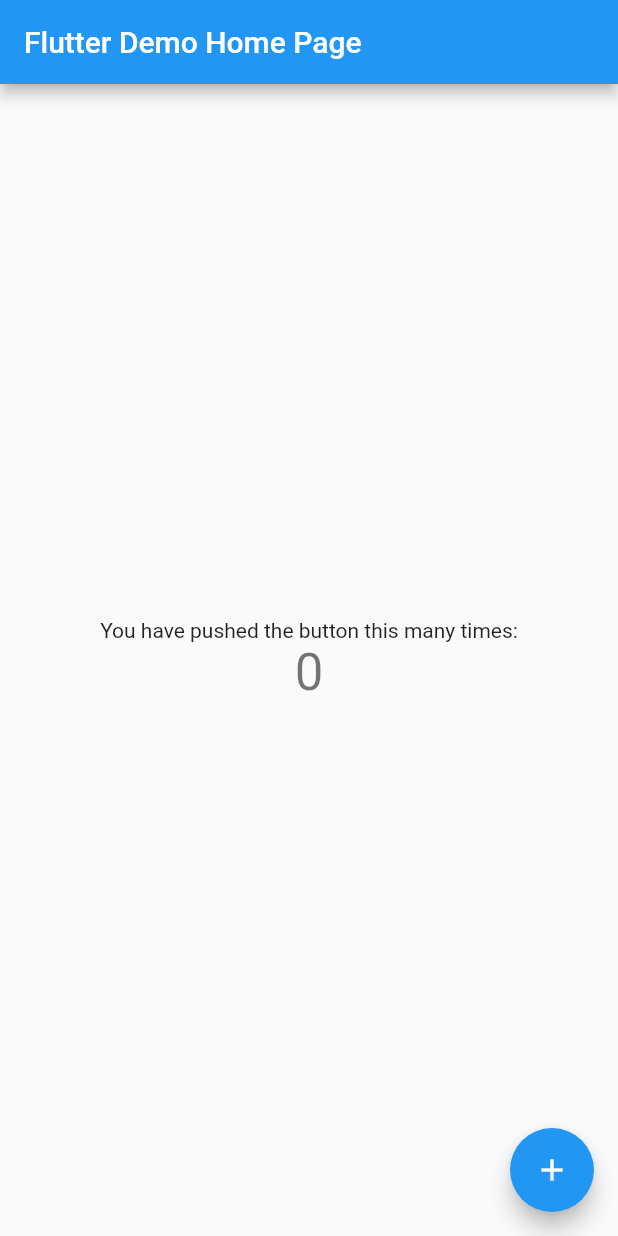
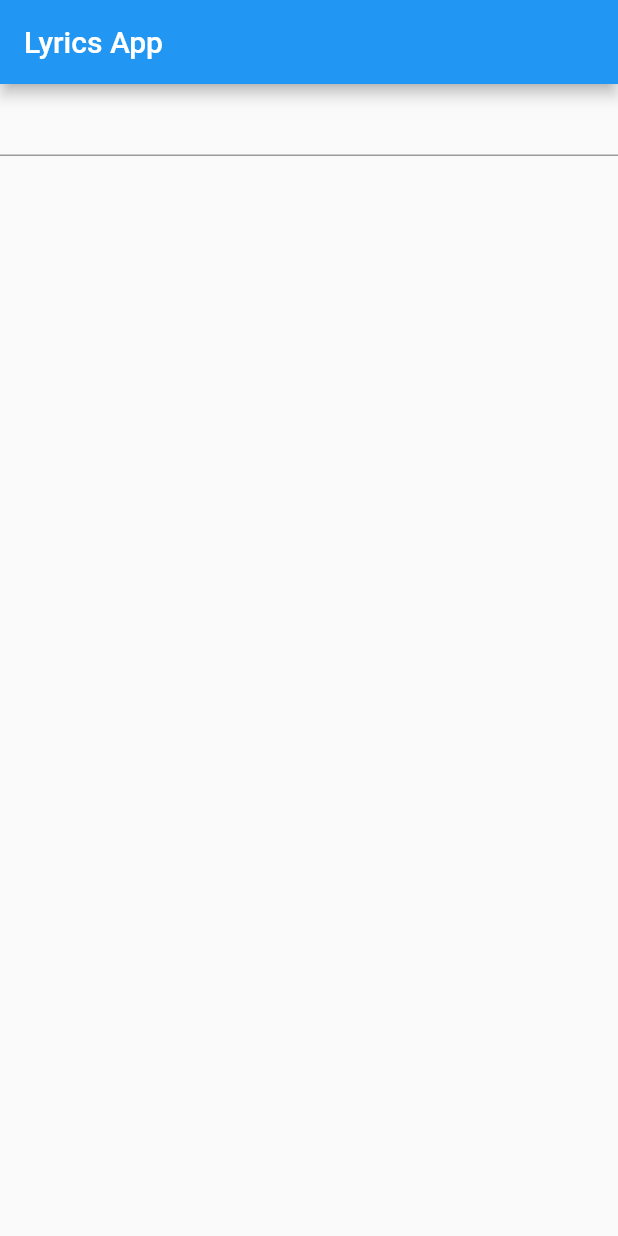
Before and after one commit to kackogut/flutter_bloc_lyrics, a Flutter app: the screen it shows after launch, on a phone screen of 412 x 824 dp. Run offline on Flutter 3.47's test engine with Material 2 defaults, Android fonts, the phone set to English and light mode, and no system bars; our stand-ins replace bloc, equatable, flutter_bloc, rxdart.

Commit message:
Add base search bar

```diff
--- a/lib/feature/song_search/bloc/songs_search_bloc.dart
+++ b/lib/feature/song_search/bloc/songs_search_bloc.dart
@@ -33,7 +33,7 @@ class SongsSearchBloc extends Bloc<SongSearchEvent, SongsSearchState> {
 
   @override
   Stream<SongsSearchState> mapEventToState(SongSearchEvent event) async* {
-    if(event is SongSearchTextChanged){
+    if(event is TextChanged){
       final String searchQuery = event.query;
       if(searchQuery.isEmpty){
         yield SearchStateEmpty();
--- a/lib/feature/song_search/bloc/songs_search_event.dart
+++ b/lib/feature/song_search/bloc/songs_search_event.dart
@@ -4,10 +4,10 @@ abstract class SongSearchEvent extends Equatable {
   SongSearchEvent([List props = const []]) : super(props);
 }
 
-class SongSearchTextChanged extends SongSearchEvent {
+class TextChanged extends SongSearchEvent {
   final String query;
 
-  SongSearchTextChanged({this.query}) : super([query]);
+  TextChanged({this.query}) : super([query]);
 
   @override
   String toString() => "SongSearchTextChanged { query: $query }";
--- /dev/null
+++ b/lib/feature/song_search/ui/search_bar.dart
@@ -0,0 +1,40 @@
+import 'package:flutter/material.dart';
+import 'package:flutter_bloc/flutter_bloc.dart';
+import 'package:flutter_bloc_lyrics/feature/song_search/bloc/songs_search_bloc.dart';
+import 'package:flutter_bloc_lyrics/feature/song_search/bloc/songs_search_event.dart';
+
+class SearchBar extends StatefulWidget {
+  @override
+  State<StatefulWidget> createState() => _SearchBarState();
+
+}
+
+class _SearchBarState extends State<SearchBar>{
+  final _songSearchController = TextEditingController();
+  SongsSearchBloc _songSearchBloc;
+
+
+  @override
+  void initState() {
+    super.initState();
+    _songSearchBloc = BlocProvider.of<SongsSearchBloc>(context);
+  }
+
+  @override
+  Widget build(BuildContext context) {
+    return TextField(
+      controller: _songSearchController,
+      onChanged: (text) {
+        _songSearchBloc.dispatch(TextChanged(query: text));
+      },
+    );
+  }
+
+  @override
+  void dispose() {
+    _songSearchController.dispose();
+    super.dispose();
+  }
+
+
+}
--- /dev/null
+++ b/lib/feature/song_search/ui/search_screen.dart
@@ -0,0 +1,12 @@
+import 'package:flutter/material.dart';
+import 'package:flutter_bloc_lyrics/feature/song_search/ui/search_bar.dart';
+
+class SearchScreen extends StatelessWidget {
+  @override
+  Widget build(BuildContext context) {
+    return Column(
+      children: <Widget>[SearchBar()],
+    );
+  }
+
+}
--- a/lib/main.dart
+++ b/lib/main.dart
@@ -1,17 +1,36 @@
 import 'package:flutter/material.dart';
+import 'package:flutter_bloc/flutter_bloc.dart';
+import 'package:flutter_bloc_lyrics/repository/lyrics_client.dart';
+import 'package:flutter_bloc_lyrics/repository/lyrics_repository.dart';
 
-void main() => runApp(MyApp());
+import 'feature/song_search/bloc/songs_search_bloc.dart';
+import 'feature/song_search/ui/search_screen.dart';
 
-class MyApp extends StatelessWidget {
-  // This widget is the root of your application.
+void main() {
+  final LyricsRepository _lyricsRepository = LyricsRepository(LyricsClient());
+
+  runApp(LyricsApp(lyricsRepository: _lyricsRepository));
+}
+
+class LyricsApp extends StatelessWidget {
+  final LyricsRepository lyricsRepository;
+
+  const LyricsApp({Key key, @required this.lyricsRepository}) : super(key: key);
+
   @override
   Widget build(BuildContext context) {
     return MaterialApp(
-      title: 'Flutter Demo',
-      theme: ThemeData(
-        primarySwatch: Colors.blue,
+      title: 'Lyrics App',
+      home: Scaffold(
+        appBar: AppBar(
+          title: Text("Lyrics App"),
+        ),
+        body: BlocProvider(
+          builder: (context) =>
+              SongsSearchBloc(lyricsRepository: lyricsRepository),
+          child: SearchScreen(),
+        ),
       ),
-      home: MyHomePage(title: 'Flutter Demo Home Page'),
     );
   }
 }
@@ -30,7 +49,6 @@ class _MyHomePageState extends State<MyHomePage> {
 
   void _incrementCounter() {
     setState(() {
-
       _counter++;
     });
   }
@@ -43,7 +61,6 @@ class _MyHomePageState extends State<MyHomePage> {
       ),
       body: Center(
         child: Column(
-
           mainAxisAlignment: MainAxisAlignment.center,
           children: <Widget>[
             Text(
```
Also changed, not shown: 2 other files.
